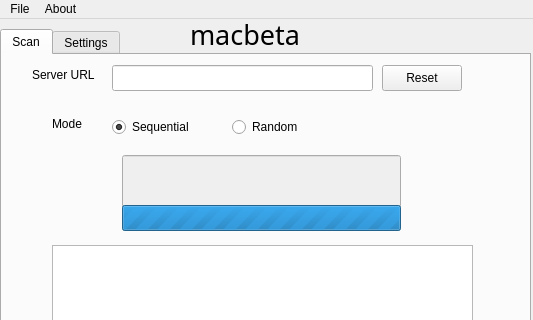
Above: interface.ui from dougy147/smac before the change; both pictures show x 0 to 533 and y 0 to 320 of the 533 by 631 pixel window. Below: the same form after it.
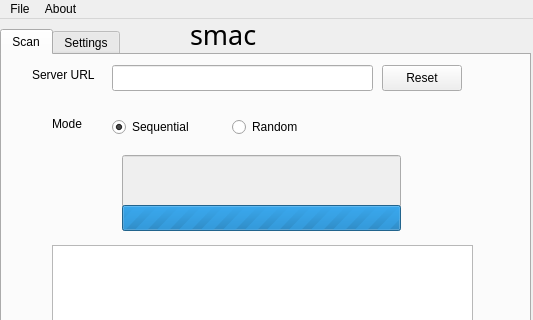
That is the form after the change.

What changed in the file:
```diff
--- a/interface.ui
+++ b/interface.ui
@@ -719,7 +719,7 @@
      </font>
     </property>
     <property name="text">
-     <string>macbeta</string>
+     <string>smac</string>
     </property>
    </widget>
   </widget>
```
Left out of the diff: 2 changed lines with no effect on the pictures.
